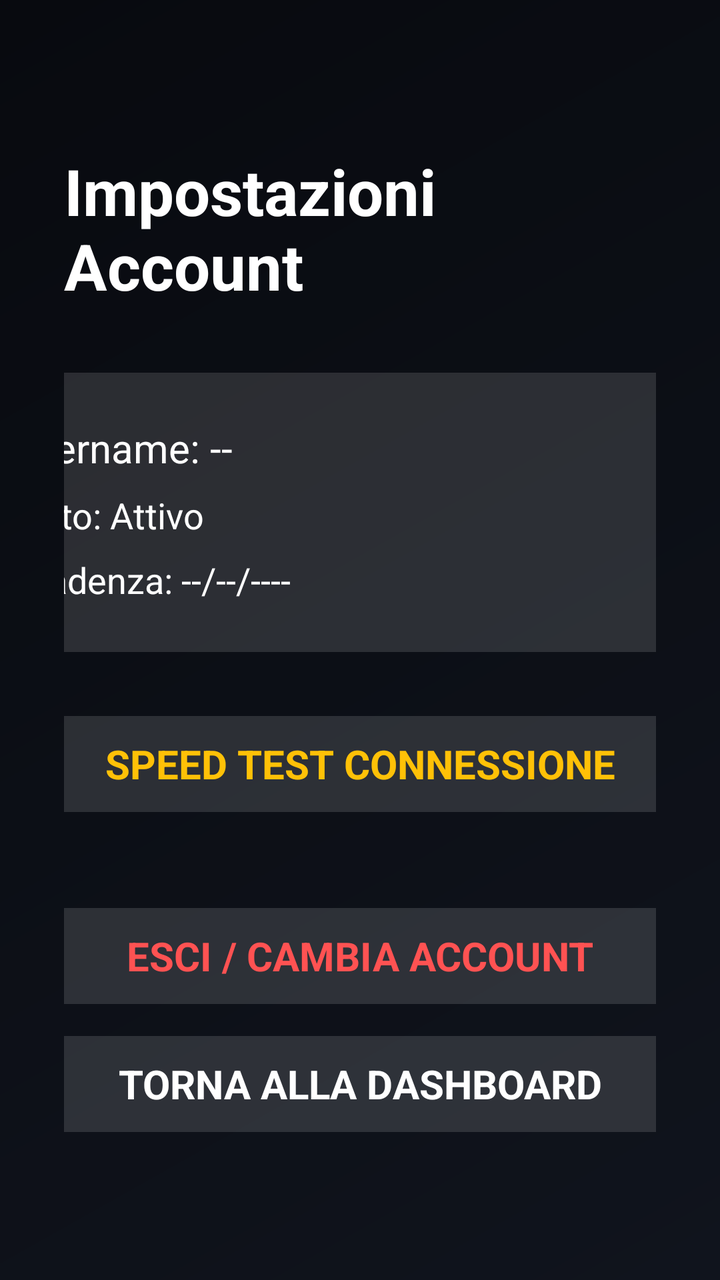
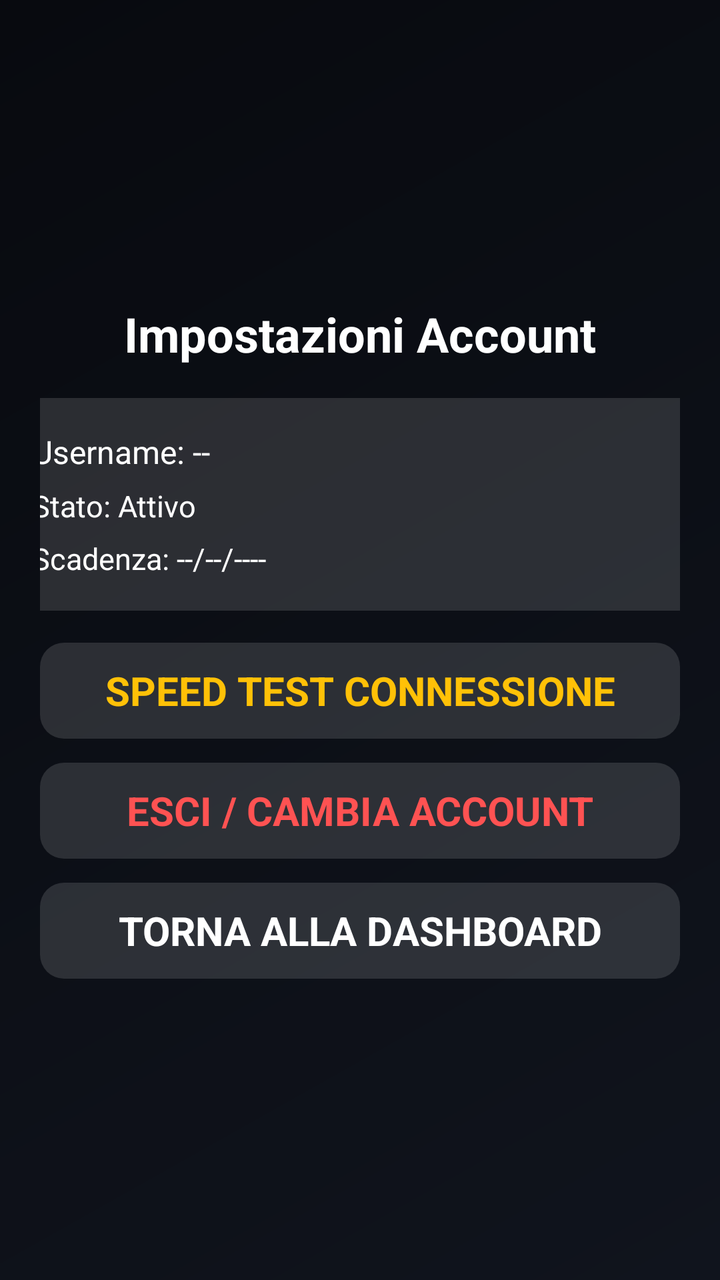

Screens rendered from an Android XML layout before and after an edit, with the pre-edit source and the edit as a unified diff.
<!-- AndroidManifest.xml: application theme Theme.BocciaTV -->
<!-- res/layout/activity_settings.xml -->
<?xml version="1.0" encoding="utf-8"?>

<LinearLayout xmlns:android="http://schemas.android.com/apk/res/android"
    android:layout_width="match_parent"
    android:layout_height="match_parent"
    android:background="@drawable/gradient_background"
    android:gravity="center"
    android:orientation="vertical"
    android:padding="32dp">

    <TextView
        android:layout_width="wrap_content"
        android:layout_height="wrap_content"
        android:text="Impostazioni Account"
        android:textColor="@android:color/white"
        android:textSize="32sp"
        android:textStyle="bold"
        android:layout_marginBottom="32dp"/>

    <LinearLayout
        android:layout_width="400dp"
        android:layout_height="wrap_content"
        android:background="#22FFFFFF"
        android:padding="24dp"
        android:orientation="vertical">

        <TextView
            android:id="@+id/tv_user_info"
            android:layout_width="wrap_content"
            android:layout_height="wrap_content"
            android:text="Username: --"
            android:textColor="@android:color/white"
            android:textSize="20sp" />

        <TextView
            android:id="@+id/tv_status_info"
            android:layout_width="wrap_content"
            android:layout_height="wrap_content"
            android:layout_marginTop="8dp"
            android:text="Stato: Attivo"
            android:textColor="@android:color/white"
            android:textSize="18sp" />

        <TextView
            android:id="@+id/tv_exp_info"
            android:layout_width="wrap_content"
            android:layout_height="wrap_content"
            android:layout_marginTop="8dp"
            android:text="Scadenza: --/--/----"
            android:textColor="@android:color/white"
            android:textSize="18sp" />

    </LinearLayout>

    <Button
        android:id="@+id/btn_speed_test"
        style="@style/MenuButtonStyle"
        android:layout_width="320dp"
        android:layout_height="wrap_content"
        android:layout_marginTop="32dp"
        android:text="Speed Test Connessione"
        android:textColor="#FFC107"/>

    <Button
        android:id="@+id/btn_logout"
        style="@style/MenuButtonStyle"
        android:layout_width="320dp"
        android:layout_height="wrap_content"
        android:layout_marginTop="48dp"
        android:text="Esci / Cambia Account"
        android:textColor="#FF5252"/>

    <Button
        android:id="@+id/btn_back"
        style="@style/MenuButtonStyle"
        android:layout_width="320dp"
        android:layout_height="wrap_content"
        android:layout_marginTop="16dp"
        android:text="Torna alla Dashboard" />

</LinearLayout>
<!-- resources referenced by this layout -->
<resources>
  <!-- drawable gradient_background (drawable) -->
  <?xml version="1.0" encoding="utf-8"?>
  <shape xmlns:android="http://schemas.android.com/apk/res/android">
      <gradient
          android:angle="135"
          android:endColor="#080a0f"
          android:startColor="#10141d"
          android:type="linear" />
  </shape>
  <style name="MenuButtonStyle" parent="Widget.AppCompat.Button">
          <item name="android:background">@drawable/button_selector</item>
          <item name="android:textColor">@color/white_to_black_selector</item>
          <item name="android:drawableTint">@color/white_to_black_selector</item>
          <item name="android:textSize">20sp</item>
          <item name="android:textAllCaps">true</item>
          <item name="android:textStyle">bold</item>
          <item name="android:focusable">true</item>
          <item name="android:focusableInTouchMode">true</item>
      </style>
  <style name="Theme.BocciaTV" parent="@style/Theme.Leanback" />
  <!-- drawable button_selector (drawable) -->
  <?xml version="1.0" encoding="utf-8"?>
  <selector xmlns:android="http://schemas.android.com/apk/res/android">
      <item android:state_focused="true">
          <shape android:shape="rectangle">
              <corners android:radius="12dp" />
              <solid android:color="#FFFFFF" />
              <stroke android:width="2dp" android:color="#FFD600" />
          </shape>
      </item>
      <item>
          <shape android:shape="rectangle">
              <corners android:radius="12dp" />
              <solid android:color="#22FFFFFF" />
          </shape>
      </item>
  </selector>
</resources>

<!-- the commit's change to res/layout/activity_settings.xml (unified diff, before → after) -->
@@ -1,81 +1,87 @@
 <?xml version="1.0" encoding="utf-8"?>
 
-<LinearLayout xmlns:android="http://schemas.android.com/apk/res/android"
+<ScrollView xmlns:android="http://schemas.android.com/apk/res/android"
     android:layout_width="match_parent"
     android:layout_height="match_parent"
-    android:background="@drawable/gradient_background"
-    android:gravity="center"
-    android:orientation="vertical"
-    android:padding="32dp">
-
-    <TextView
-        android:layout_width="wrap_content"
-        android:layout_height="wrap_content"
-        android:text="Impostazioni Account"
-        android:textColor="@android:color/white"
-        android:textSize="32sp"
-        android:textStyle="bold"
-        android:layout_marginBottom="32dp"/>
+    android:fillViewport="true"
+    android:background="@drawable/gradient_background">
 
     <LinearLayout
-        android:layout_width="400dp"
+        android:layout_width="match_parent"
         android:layout_height="wrap_content"
-        android:background="#22FFFFFF"
-        android:padding="24dp"
-        android:orientation="vertical">
+        android:gravity="center"
+        android:orientation="vertical"
+        android:padding="20dp">
 
         <TextView
-            android:id="@+id/tv_user_info"
             android:layout_width="wrap_content"
             android:layout_height="wrap_content"
-            android:text="Username: --"
+            android:text="Impostazioni Account"
             android:textColor="@android:color/white"
-            android:textSize="20sp" />
+            android:textSize="24sp"
+            android:textStyle="bold"
+            android:layout_marginBottom="16dp"/>
 
-        <TextView
-            android:id="@+id/tv_status_info"
-            android:layout_width="wrap_content"
+        <LinearLayout
+            android:layout_width="360dp"
             android:layout_height="wrap_content"
-            android:layout_marginTop="8dp"
-            android:text="Stato: Attivo"
-            android:textColor="@android:color/white"
-            android:textSize="18sp" />
+            android:background="#22FFFFFF"
+            android:padding="16dp"
+            android:orientation="vertical">
 
-        <TextView
-            android:id="@+id/tv_exp_info"
-            android:layout_width="wrap_content"
+            <TextView
+                android:id="@+id/tv_user_info"
+                android:layout_width="wrap_content"
+                android:layout_height="wrap_content"
+                android:text="Username: --"
+                android:textColor="@android:color/white"
+                android:textSize="16sp" />
+
+            <TextView
+                android:id="@+id/tv_status_info"
+                android:layout_width="wrap_content"
+                android:layout_height="wrap_content"
+                android:layout_marginTop="6dp"
+                android:text="Stato: Attivo"
+                android:textColor="@android:color/white"
+                android:textSize="15sp" />
+
+            <TextView
+                android:id="@+id/tv_exp_info"
+                android:layout_width="wrap_content"
+                android:layout_height="wrap_content"
+                android:layout_marginTop="6dp"
+                android:text="Scadenza: --/--/----"
+                android:textColor="@android:color/white"
+                android:textSize="15sp" />
+
+        </LinearLayout>
+
+        <Button
+            android:id="@+id/btn_speed_test"
+            style="@style/MenuButtonStyle"
+            android:layout_width="320dp"
             android:layout_height="wrap_content"
-            android:layout_marginTop="8dp"
-            android:text="Scadenza: --/--/----"
-            android:textColor="@android:color/white"
-            android:textSize="18sp" />
+            android:layout_marginTop="16dp"
+            android:text="Speed Test Connessione"
+            android:textColor="#FFC107"/>
+
+        <Button
+            android:id="@+id/btn_logout"
+            style="@style/MenuButtonStyle"
+            android:layout_width="320dp"
+            android:layout_height="wrap_content"
+            android:layout_marginTop="12dp"
+            android:text="Esci / Cambia Account"
+            android:textColor="#FF5252"/>
+
+        <Button
+            android:id="@+id/btn_back"
+            style="@style/MenuButtonStyle"
+            android:layout_width="320dp"
+            android:layout_height="wrap_content"
+            android:layout_marginTop="12dp"
+            android:text="Torna alla Dashboard" />
 
     </LinearLayout>
-
-    <Button
-        android:id="@+id/btn_speed_test"
-        style="@style/MenuButtonStyle"
-        android:layout_width="320dp"
-        android:layout_height="wrap_content"
-        android:layout_marginTop="32dp"
-        android:text="Speed Test Connessione"
-        android:textColor="#FFC107"/>
-
-    <Button
-        android:id="@+id/btn_logout"
-        style="@style/MenuButtonStyle"
-        android:layout_width="320dp"
-        android:layout_height="wrap_content"
-        android:layout_marginTop="48dp"
-        android:text="Esci / Cambia Account"
-        android:textColor="#FF5252"/>
-
-    <Button
-        android:id="@+id/btn_back"
-        style="@style/MenuButtonStyle"
-        android:layout_width="320dp"
-        android:layout_height="wrap_content"
-        android:layout_marginTop="16dp"
-        android:text="Torna alla Dashboard" />
-
-</LinearLayout>
+</ScrollView>
